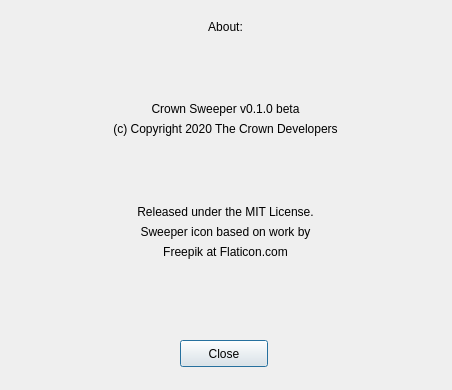
Qt form UI/About.ui (adrianhdez929/crw-sweeper) before a commit.
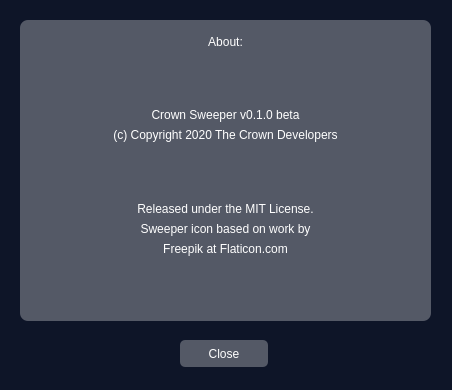
The same form after that commit.

Diff of the .ui file:
```diff
--- a/UI/About.ui
+++ b/UI/About.ui
@@ -13,7 +13,12 @@
   <property name="windowTitle">
    <string>About</string>
   </property>
-  <widget class="QWidget" name="gridLayoutWidget">
+  <property name="styleSheet">
+   <string notr="true">#Dialog {
+	background: #0e1528;
+}</string>
+  </property>
+  <widget class="QGroupBox" name="gridGroupBox">
    <property name="geometry">
     <rect>
      <x>20</x>
@@ -22,6 +27,16 @@
      <height>301</height>
     </rect>
    </property>
+   <property name="styleSheet">
+    <string notr="true">QGroupBox {
+	background-color: #545966;
+	border-radius: 8px;
+}
+
+QLabel {
+	color: white;
+}</string>
+   </property>
    <layout class="QGridLayout" name="gridLayout">
     <item row="5" column="0">
      <widget class="QLabel" name="label_4">
@@ -133,6 +148,21 @@
      <height>27</height>
     </rect>
    </property>
+   <property name="styleSheet">
+    <string notr="true">QPushButton {
+	background-color: #545966;
+	color: white;
+	padding: 5px 5px;
+	border: none;
+	border-radius: 5px;
+}
+QPushButton:hover {
+	background-color: #c2c4c9;
+	color: black;
+	padding: 5px 5px;
+	border: none;
+}</string>
+   </property>
    <property name="text">
     <string>Close</string>
    </property>
```
